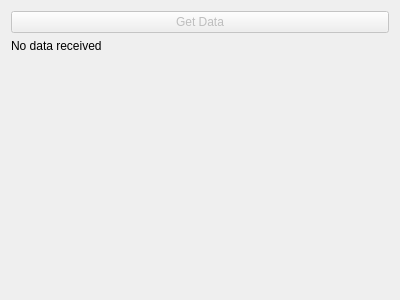
Above: Plugins/org.commontk.dah.exampleapp/ctkExampleDicomAppWidget.ui from commontk/CTK before the change. Below: the same form after it.
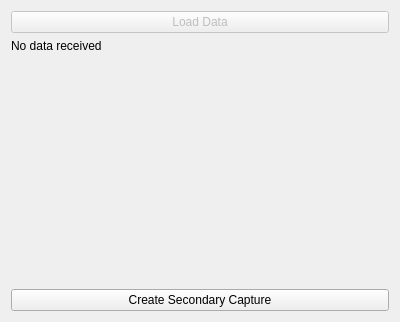
That is the form after the change.

Commit message: Buttons for secondary captures

Diff of the .ui file:
```diff
--- a/Plugins/org.commontk.dah.exampleapp/ctkExampleDicomAppWidget.ui
+++ b/Plugins/org.commontk.dah.exampleapp/ctkExampleDicomAppWidget.ui
@@ -7,7 +7,7 @@
     <x>0</x>
     <y>0</y>
     <width>400</width>
-    <height>300</height>
+    <height>322</height>
    </rect>
   </property>
   <property name="windowTitle">
@@ -20,7 +20,7 @@
       <bool>false</bool>
      </property>
      <property name="text">
-      <string>Get Data</string>
+      <string>Load Data</string>
      </property>
     </widget>
    </item>
@@ -53,6 +53,13 @@
      </property>
     </widget>
    </item>
+   <item>
+    <widget class="QPushButton" name="CreateSecondaryCaptureButton">
+     <property name="text">
+      <string>Create Secondary Capture</string>
+     </property>
+    </widget>
+   </item>
   </layout>
  </widget>
  <resources/>
```
Left out of the diff: 2 changed lines with no effect on the pictures. The commit also changes 2 other files.
